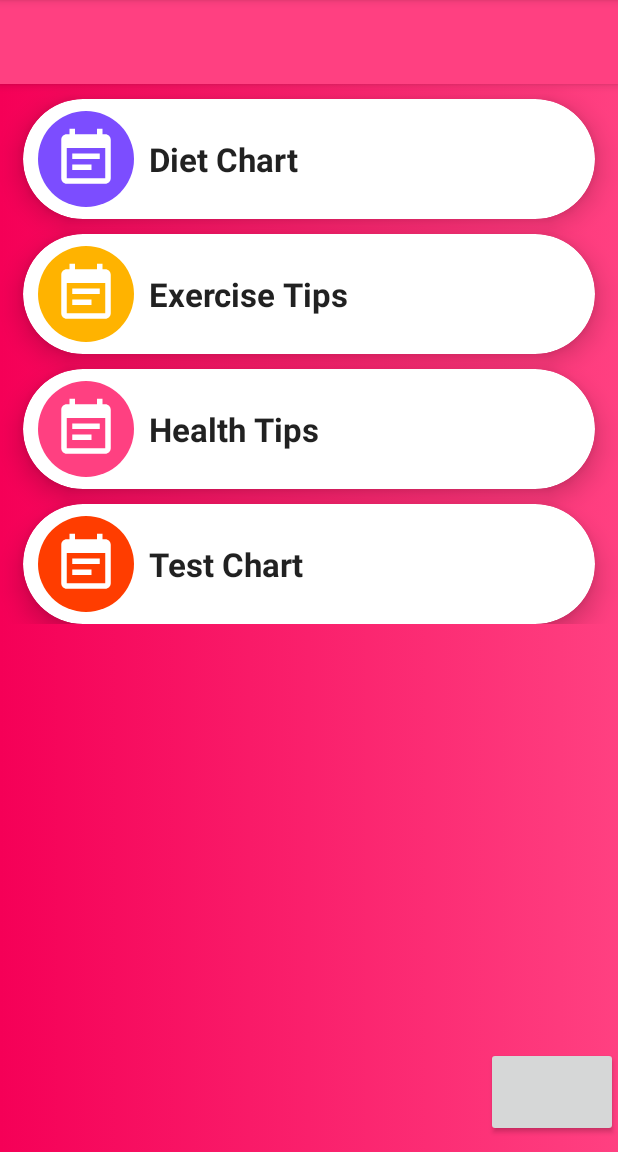
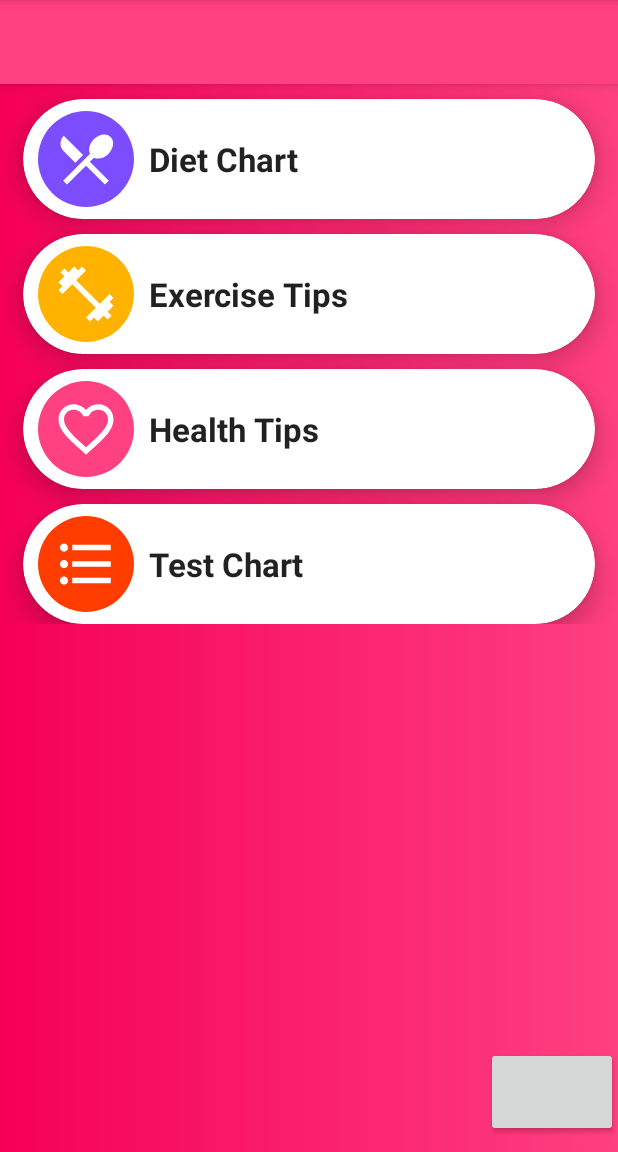
Before and after one commit to Soyeb189/Pregnancy-Care, an Android app: the Tips screen opened directly, with no data from a screen before it, on a phone screen of 412 x 824 dp, the part 84-1236 px from its top. Run offline under Robolectric (Android 15) with nearby library versions, the light colour scheme and no system bars; our stand-ins replace Firebase (no records; nobody signed in at launch, a user with empty details on screens opened directly); libraries missing offline, so code that uses them is left out: com.nightonke.boommenu; plain views replace BoomMenuButton; 2 statements that could not run were skipped.

Commit message:
New Update

```diff
--- a/app/src/main/java/com/muktadir/pregnancycare/Appointment.java
+++ b/app/src/main/java/com/muktadir/pregnancycare/Appointment.java
@@ -32,13 +32,13 @@ public class Appointment extends AppCompatActivity implements LoaderManager.Load
 
     @Override
     protected void onCreate(Bundle savedInstanceState) {
-        setTitle("Appointment");
+        setTitle("Medicine Reminder");
         super.onCreate(savedInstanceState);
         setContentView(R.layout.activity_appointment);
 
         mToolbar = findViewById(R.id.toolbar);
         setSupportActionBar(mToolbar);
-        mToolbar.setTitle(R.string.appointment_doctor);
+
 
 
         reminderListView = findViewById(R.id.list);
--- a/app/src/main/java/com/muktadir/pregnancycare/Medicine_Pack/NotificationReceiver.java
+++ b/app/src/main/java/com/muktadir/pregnancycare/Medicine_Pack/NotificationReceiver.java
@@ -25,7 +25,7 @@ public class NotificationReceiver  extends BroadcastReceiver {
                 .setSmallIcon(R.drawable.ic_notifications_on_white_24dp)
                 .setSound(Settings.System.DEFAULT_NOTIFICATION_URI)
                 .setVibrate(new long[]{1000,1000,1000,1000})
-                .setContentTitle("Doctor Appointment")
+                .setContentTitle("Medicine Reminder")
                 .setContentText(text)
                 .setAutoCancel(true);
         notificationManager.notify(NID,builder.build());
--- a/app/src/main/java/com/muktadir/pregnancycare/Notes.java
+++ b/app/src/main/java/com/muktadir/pregnancycare/Notes.java
@@ -40,10 +40,11 @@ public class Notes extends AppCompatActivity {
     protected void onCreate(Bundle savedInstanceState) {
         super.onCreate(savedInstanceState);
         setContentView(R.layout.activity_notes);
+        setTitle("Notes");
 
         mToolbar = (Toolbar) findViewById(R.id.notes_toolbar);
         setSupportActionBar(mToolbar);
-        mToolbar.setTitle(R.string.notes_toolbar);
+        //mToolbar.setTitle(R.string.notes_toolbar);
 
         mListNotes = (ListView) findViewById(R.id.list);
         addNoteButton = (FloatingActionButton)findViewById(R.id.fab_note);
--- a/app/src/main/java/com/muktadir/pregnancycare/Notes_Pack/NoteActivity.java
+++ b/app/src/main/java/com/muktadir/pregnancycare/Notes_Pack/NoteActivity.java
@@ -31,10 +31,10 @@ public class NoteActivity extends AppCompatActivity {
     protected void onCreate(Bundle savedInstanceState) {
         super.onCreate(savedInstanceState);
         setContentView(R.layout.note_activity);
-
+        setTitle("Add Notes");
         m1Toolbar = (Toolbar) findViewById(R.id.note_toolbar);
         setSupportActionBar(m1Toolbar);
-        m1Toolbar.setTitle(R.string.notes_toolbar);
+        //m1Toolbar.setTitle(R.string.notes_toolbar);
 
         mEtTitle = (EditText) findViewById(R.id.note_et_title);
         mEtContent = (EditText) findViewById(R.id.note_et_content);
--- a/app/src/main/res/layout/activity_notes.xml
+++ b/app/src/main/res/layout/activity_notes.xml
@@ -5,6 +5,7 @@
     android:layout_width="match_parent"
     android:layout_height="match_parent"
     android:orientation="vertical"
+    android:background="@drawable/background_gradient"
     tools:context="com.muktadir.pregnancycare.Notes">
 
 
@@ -23,7 +24,9 @@
         android:layout_below="@+id/notes_toolbar"
         android:layout_width="match_parent"
         android:layout_height="match_parent"
-        android:background="@drawable/background_gradient"/>
+        android:padding="10dp"
+        android:layout_marginLeft="10dp"
+        />
 
     <android.support.design.widget.FloatingActionButton
         android:id="@+id/fab_note"
--- a/app/src/main/res/layout/activity_tips.xml
+++ b/app/src/main/res/layout/activity_tips.xml
@@ -49,7 +49,7 @@
                         android:layout_margin="0dp"
                         android:background="@drawable/circlepurple"
                         android:padding="10dp"
-                        android:src="@drawable/ic_event_note_black_24dp" />
+                        android:src="@drawable/ic_restaurant_menu_white_24px" />
 
                     <TextView
                         android:layout_marginLeft="10dp"
@@ -86,7 +86,7 @@
                         android:layout_margin="0dp"
                         android:background="@drawable/circleyellow"
                         android:padding="10dp"
-                        android:src="@drawable/ic_event_note_black_24dp" />
+                        android:src="@drawable/ic_fitness_center_white_24px" />
 
                     <TextView
                         android:layout_marginLeft="10dp"
@@ -122,7 +122,7 @@
                         android:layout_height="64dp"
                         android:background="@drawable/circlebacground"
                         android:padding="10dp"
-                        android:src="@drawable/ic_event_note_black_24dp" />
+                        android:src="@drawable/ic_favorite_border_white_24px" />
 
                     <TextView
                         android:layout_marginLeft="10dp"
@@ -159,7 +159,7 @@
                         android:layout_margin="0dp"
                         android:background="@drawable/circleorange"
                         android:padding="10dp"
-                        android:src="@drawable/ic_event_note_black_24dp" />
+                        android:src="@drawable/ic_format_list_bulleted_white_24px" />
 
                     <TextView
                         android:layout_marginLeft="10dp"
--- a/app/src/main/res/values/strings.xml
+++ b/app/src/main/res/values/strings.xml
@@ -7,7 +7,7 @@
     <string name="appointment_doctor">Doctor Appointment</string>
 
     <string name="no_cardetails">Click on the button below to Add Doctor Name for your reminder!</string>
-    <string name="title_activity_add_reminder">Add Doctor Reminder</string>
+    <string name="title_activity_add_reminder">Medicine Reminder</string>
     <string name="title_activity_edit_reminder">Edit Reminder</string>
     <string name="title_activity_licenses">Licenses</string>
 
```
Also changed, not shown: 1 other file.
